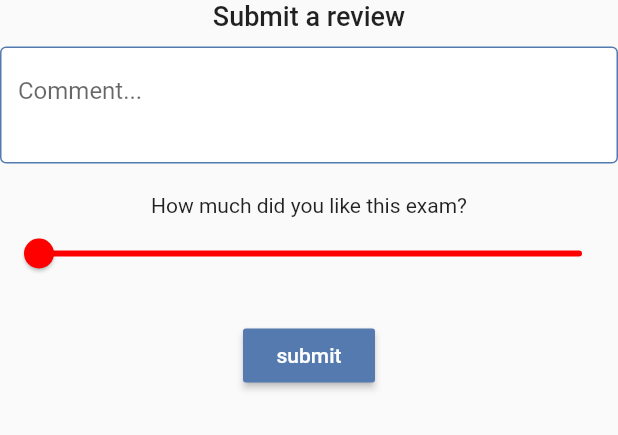
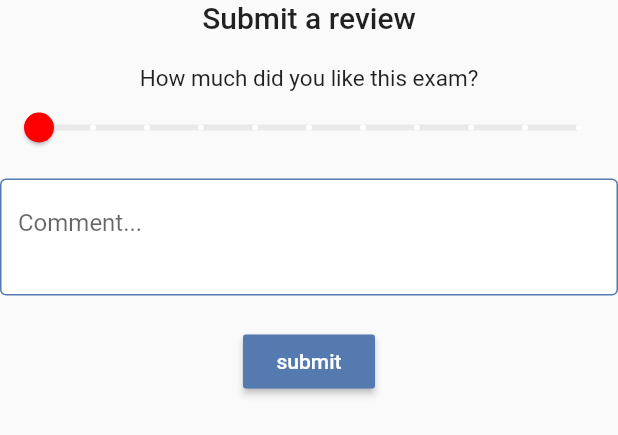
Before and after one commit to TheVinz/DIMA, a Flutter app: the ReviewForm widget shown alone on an empty page, opened directly with empty values, on a phone screen of 412 x 824 dp. Shown: the top 435 px of the screen. Run offline on Flutter 3.47's test engine with Material 2 defaults, Android fonts, the phone set to English and light mode, and no system bars; our stand-ins replace cloud_firestore, firebase_auth, flutter_spinkit; accounts and stored records are empty.

Commit message:
minor ui changes

```diff
--- a/lib/screens/exam_detail/review_form.dart
+++ b/lib/screens/exam_detail/review_form.dart
@@ -36,8 +36,31 @@ class _ReviewFormState extends State<ReviewForm> {
           children: [
             Text('Submit a review', style: TextStyle(
               fontWeight: FontWeight.w500,
-              fontSize: 18.0,
+              fontSize: 20.0,),
             ),
+            SizedBox(height: 20.0,),
+            Text('How much did you like this exam?', style: TextStyle(fontSize: 15.0),),
+            SliderTheme(
+              data: SliderThemeData(
+                trackShape: RoundedRectSliderTrackShape(),
+                activeTrackColor: getGradient(score),
+                thumbColor: getGradient(score),
+                overlayColor: AppColors.grey.withAlpha(100),
+                valueIndicatorColor: AppColors.lightblue,
+                inactiveTrackColor: AppColors.grey,
+                tickMarkShape: RoundSliderTickMarkShape(tickMarkRadius: 2.0),
+                activeTickMarkColor: AppColors.grey,
+                inactiveTickMarkColor: Colors.white,
+
+              ),
+              child: Slider(
+                label: score.toString(),
+                value: score,
+                min: 0.0,
+                max: 5.0,
+                divisions: 10,
+                onChanged: (val) => setState(() => score = val),
+              ),
             ),
             SizedBox(height: 10.0,),
             TextFormField(
@@ -54,18 +77,6 @@ class _ReviewFormState extends State<ReviewForm> {
                 hintText: 'Comment...',),
               validator: (val) => (val==null || val=='') ? 'Please insert a comment' : null,
               onChanged: (val) => setState(() => comment=val),
-            ),
-            SizedBox(height: 20.0,),
-            Text('How much did you like this exam?', textAlign: TextAlign.left,),
-            Slider(
-              label: score.toString(),
-              value: score,
-              activeColor: getGradient(score),
-              inactiveColor: getGradient(score),
-              min: 0.0,
-              max: 5.0,
-              divisions: 10,
-              onChanged: (val) => setState(() => score = val),
             ),
             SizedBox(height: 20.0,),
             Visibility(
--- a/lib/shared/constants.dart
+++ b/lib/shared/constants.dart
@@ -17,4 +17,4 @@ const textInputDecoration = InputDecoration(
     ),
   );
 
-const transitionDuration = Duration(milliseconds: 1500);
+const transitionDuration = Duration(milliseconds: 1000);
```
Also changed, not shown: lib/screens/exam_detail/exam_detail.dart (+6 -18 lines).
